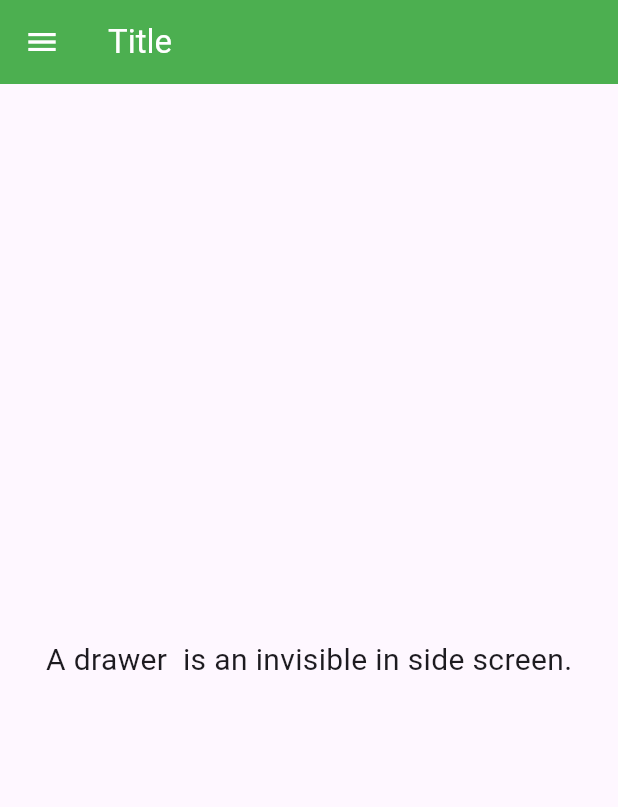
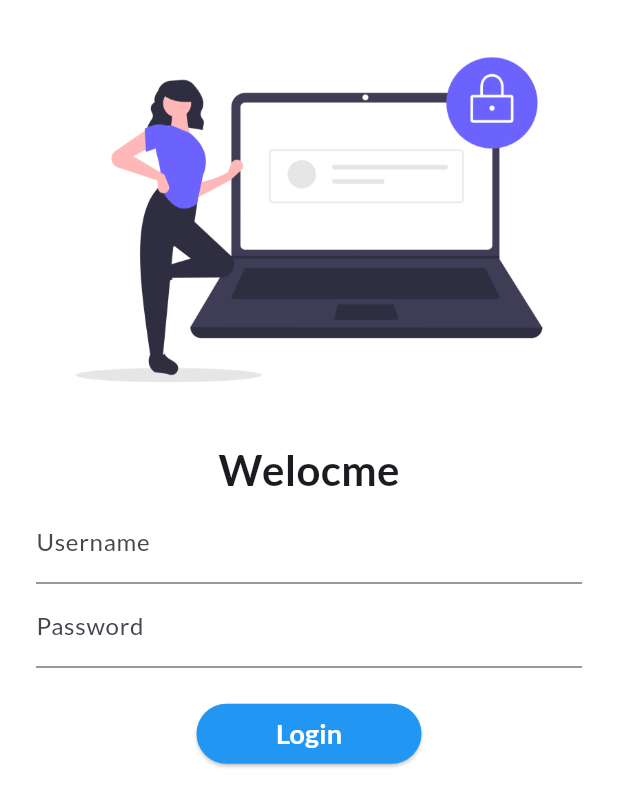
Before and after one commit to itmadityajoshi/Learning-F, a Flutter app: the screen it shows after launch, on a phone screen of 412 x 824 dp. Shown: the top 807 px of the screen. Run offline on Flutter 3.47's test engine with Material 3 defaults, Android fonts, the phone set to English and light mode, and no system bars; our stand-ins replace google_fonts.

Commit message:
created login page with textformfiled and elevated button

```diff
--- a/lib/main.dart
+++ b/lib/main.dart
@@ -1,6 +1,7 @@
 import 'package:flutter/material.dart';
-import 'package:my_app/drawwer.dart';
-import 'package:my_app/home_screen.dart';
+import 'package:google_fonts/google_fonts.dart';
+import 'package:my_app/screens/home_screen.dart';
+import 'package:my_app/screens/login_Screen.dart';
 
 void main() {
   runApp( DemoApp());
@@ -12,9 +13,17 @@ class DemoApp extends StatelessWidget {
   @override
   Widget build(BuildContext context) {
     return MaterialApp(
-      home: HamMenu(),
+      // home: HamMenu(),
       title: "Learning",
       debugShowCheckedModeBanner: false,
+      theme: ThemeData(
+        fontFamily: GoogleFonts.lato().fontFamily,
+      ) ,
+      initialRoute: '/login',
+      routes: {
+        '/home' : (context)=> HomeScreen(),
+        '/login': (context)=> LoginScreen(),
+      }
     );
   }
 
--- /dev/null
+++ b/lib/screens/login_Screen.dart
@@ -0,0 +1,59 @@
+import 'package:flutter/material.dart';
+
+class LoginScreen extends StatelessWidget {
+  const LoginScreen({super.key});
+
+  @override
+  Widget build(BuildContext context) {
+    return Material(
+      color: Colors.white,
+      child: Padding(
+        padding: const EdgeInsets.symmetric(vertical: 20, horizontal: 24),
+        child: Column(
+          children: [
+            Image.asset("assets/images/login_image.png"),
+            SizedBox(
+              height: 20,
+            ),
+            Text(
+              "Welocme",
+              style: TextStyle(fontSize: 28, fontWeight: FontWeight.bold),
+            ),
+
+            TextFormField(
+              decoration: InputDecoration(
+                hintText: "Enter your Username",
+                labelText: ("Username"),
+              ),
+            ),
+
+            TextFormField(
+              obscureText: true,
+              decoration: InputDecoration(
+                hintText: "Enter your Password",
+                labelText: "Password"
+                ),
+              ),
+              SizedBox(
+                height: 20,
+              ),
+            ElevatedButton(
+              style: TextButton.styleFrom(
+                minimumSize: Size(150, 40),
+                backgroundColor: Colors.blue,
+                foregroundColor: Colors.white,
+              ),
+              onPressed: () {
+                Navigator.pushNamed(context, '/home');
+              },
+              child: Text("Login",
+              style: TextStyle(
+                fontWeight: FontWeight.bold,
+                fontSize: 18,
+              ),),)
+          ],
+        ),
+      ),
+    );
+  }
+}
--- /dev/null
+++ b/lib/utils/routes.dart
@@ -0,0 +1,4 @@
+class MyRoutes {
+  static String loginRoute = '/login';
+  static String homeRoute = '/home';
+}
```
Also changed, not shown: pubspec.yaml (+4 -4 lines), assets/images/login_image.png (added), lib/screens/drawwer.dart (renamed from lib/drawwer.dart), lib/screens/home_screen.dart (renamed from lib/home_screen.dart), pubspec.lock.
